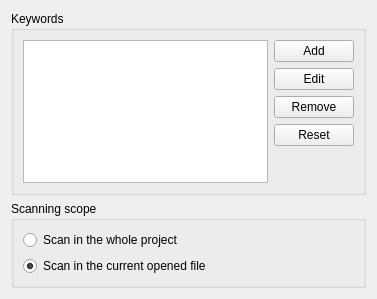
First picture: the form in src/plugins/todo/optionsdialog.ui, repository qt-creator/qt-creator, before the edit.
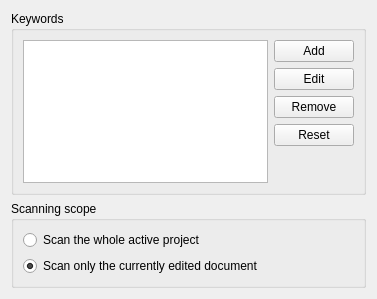
Second picture: the form after the edit.

Commit message: TODO: Fix some UI text

```diff
--- a/src/plugins/todo/optionsdialog.ui
+++ b/src/plugins/todo/optionsdialog.ui
@@ -87,14 +87,14 @@
          <bool>true</bool>
         </property>
         <property name="text">
-         <string>Scan in the whole project</string>
+         <string>Scan the whole active project</string>
         </property>
        </widget>
       </item>
       <item>
        <widget class="QRadioButton" name="scanInCurrentFileRadioButton">
         <property name="text">
-         <string>Scan in the current opened file</string>
+         <string>Scan only the currently edited document</string>
         </property>
         <property name="checked">
          <bool>true</bool>
```
The commit also changes 1 other file.
